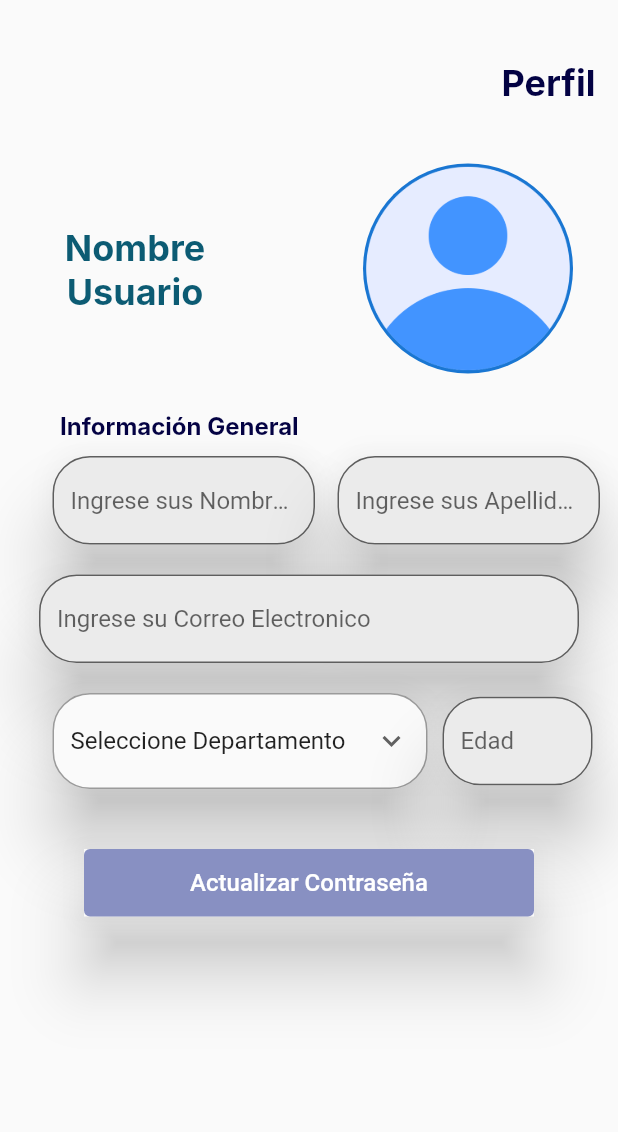
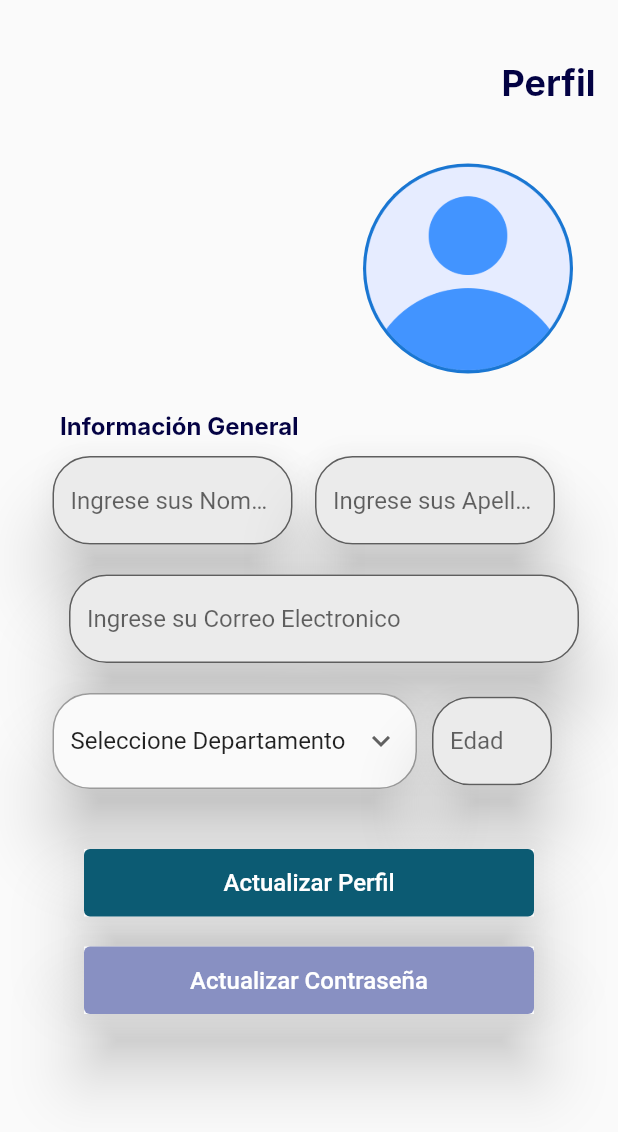
Before and after one commit to JulioOrtizUTEC/TuMundoMedico-Flutter, a Flutter app: the Perfil screen opened directly, on a phone screen of 412 x 824 dp. Shown: the top 1132 px of the screen. Run offline on Flutter 3.47's test engine with Material 2 defaults, Android fonts, the light colour scheme and no system bars; network calls fail; Roboto replaces fonts that are missing (Inter).

Commit message:
añadiendo logica de actualizar perfil

```diff
--- a/lib/src/perfil.dart
+++ b/lib/src/perfil.dart
@@ -1,7 +1,12 @@
+import 'dart:convert';
+
 import 'package:flutter/material.dart';
 import 'package:tumundomedico_flutter/main.dart';
 import 'package:tumundomedico_flutter/src/app.dart';
+import 'package:tumundomedico_flutter/src/menu.dart';
 import 'package:tumundomedico_flutter/src/recuperaContra.dart';
+import 'package:http/http.dart';
+import 'globals.dart' as globals;
 
 class Perfil extends StatefulWidget {
   const Perfil({super.key});
@@ -10,7 +15,72 @@ class Perfil extends StatefulWidget {
   State<Perfil> createState() => _PerfilState();
 }
 
+TextEditingController nombresController = TextEditingController();
+TextEditingController apellidosController = TextEditingController();
+TextEditingController correoController = TextEditingController();
+var _imagePath = "";
+var _departamento = "";
+TextEditingController edadController = TextEditingController();
+
 class _PerfilState extends State<Perfil> {
+
+  void initState() {
+    super.initState();
+    pedirDatos();
+}
+
+pedirDatos() async{
+    try{
+      var url = Uri.http("localhost", "/TuMundoMedicoService/usuarios.php", {"username":globals.user});
+      Response response = await get(url);
+      //Se hace una validación para saber si es una respuesta correcta
+      if(response.statusCode == 200){
+          // Se obtiene la respuesta, pero esta vez al recibir solo un string, se almacena en una variable.
+          final Map<String,dynamic> respuesta = await jsonDecode(response.body);
+          nombresController.text = respuesta["nombres_usu"];
+          apellidosController.text = respuesta["apellidos_usu"];
+          correoController.text = respuesta["correo_usu"];
+          edadController.text = respuesta["edad_usu"];
+        }else{
+          print("El usuario no existe");
+        }
+
+
+    }catch(e){
+      print(e.toString());
+    }
+}
+
+actualizarPerfil(String nombres, String apellidos, String correo, String departamento, String edad) async{
+  try{
+
+    var url = Uri.http("localhost", "/TuMundoMedicoService/usuarios.php", {"id":globals.idUser,"nombres_usu":nombres,"apellidos_usu":apellidos,"correo_usu":correo,"pais_departamento":departamento,"edad_usu":edad});
+    Response response = await put(url);
+
+    //Se hace una validación para saber si es una respuesta correcta
+    if(response.statusCode == 200){
+        // Se obtiene la respuesta, pero esta vez al recibir solo un string, se almacena en una variable.
+        var respuesta = await jsonDecode(response.body);
+        // Se verifica que la respuesta sea distinta de vacio
+        if(respuesta == "Usuario actualizado correctamente"){
+          nombresController.text = "";
+          apellidosController.text = "";
+          correoController.text = "";
+          edadController.text = "";
+          //se pasa a enviar al usuario a la pantalla de Login para iniciar sesión
+          Navigator.push(context,
+                          MaterialPageRoute(builder: (context) => Menu()));
+        }else{
+          print("Algo sucedio al actualizar la contrasenia");
+        }
+      }else{
+        print("El usuario no existe");
+      }
+  }catch(e){
+    print(e.toString());
+  }
+}
+
   // Initial Selected Value
   String dropdownvalue = 'Seleccione Departamento';
 
@@ -72,16 +142,25 @@ class _PerfilState extends State<Perfil> {
                 children: <Widget>[
                   Container(
                     width: 150,
-                    child: const Align(
+                    child: Align(
                       alignment: Alignment.centerLeft,
-                      child: Text('Nombre Usuario',
-                          style: TextStyle(
+                      child:
+                      Padding(
+                        padding: const EdgeInsets.only(
+                          left: 20,
+                          top: 0,
+                          right: 0,
+                          bottom: 0,
+                        ),
+                        child: Text('${globals.user}',
+                            style: const TextStyle(
                                 fontFamily: 'Inter',
                                 fontSize: 24,
                                 color: Color.fromARGB(255, 12, 91, 115),
                                 fontWeight: FontWeight.w700,
                                 height: 27 / 22),
                             textAlign: TextAlign.center),
+                      ),
                     ),
                   ),
                   const Expanded(
@@ -141,7 +220,7 @@ class _PerfilState extends State<Perfil> {
                   ),
                   //El textbox para ingresar el nombre
                   SizedBox(
-                    width: 175.0,
+                    width: 160.0,
                     //Sombre para el Textfield de nombre
                     child: Material(
                       elevation: 20.0,
@@ -149,7 +228,8 @@ class _PerfilState extends State<Perfil> {
                       borderRadius: BorderRadius.circular(25.0),
                       child:
                           //Textfield de nombre
-                          TextField(
+                          TextFormField(
+                          controller: nombresController,
                           enableInteractiveSelection: false,
                           decoration: InputDecoration(
                           filled: true,
@@ -166,7 +246,7 @@ class _PerfilState extends State<Perfil> {
                     width: 15.0,
                   ),
                   SizedBox(
-                    width: 175.0,
+                    width: 160.0,
                     //Sombre para el Textfield de usuario
                     child: Material(
                       elevation: 20.0,
@@ -174,7 +254,8 @@ class _PerfilState extends State<Perfil> {
                       borderRadius: BorderRadius.circular(25.0),
                       child:
                           //Textfield de usuario
-                          TextField(
+                          TextFormField(
+                          controller: apellidosController,
                           enableInteractiveSelection: false,
                           decoration: InputDecoration(
                           filled: true,
@@ -196,8 +277,15 @@ class _PerfilState extends State<Perfil> {
           ),
           Column(
             children: <Widget>[
-              SizedBox(
-                width: 360.0,
+              Padding(
+                padding: const EdgeInsets.only(
+                  left: 20,
+                  top: 0,
+                  right: 0,
+                  bottom: 0,
+                ),
+                child: SizedBox(
+                  width: 340.0,
                   //Sombre para el Textfield de usuario
                   child: Material(
                     elevation: 20.0,
@@ -205,7 +293,8 @@ class _PerfilState extends State<Perfil> {
                     borderRadius: BorderRadius.circular(25.0),
                     child:
                         //Textfield de usuario
-                      TextField(
+                        TextFormField(
+                        controller: correoController,
                         enableInteractiveSelection: false,
                         decoration: InputDecoration(
                         filled: true,
@@ -213,6 +302,7 @@ class _PerfilState extends State<Perfil> {
                         hintText: 'Ingrese su Correo Electronico',
                         border: OutlineInputBorder(
                           borderRadius: BorderRadius.circular(25.0),
+                        ),
                       ),
                     ),
                   ),
@@ -228,9 +318,9 @@ class _PerfilState extends State<Perfil> {
               Row(
                 children: <Widget>[
                   Padding(
-                    padding: EdgeInsets.fromLTRB(20, 0, 0, 0),
+                    padding: const EdgeInsets.fromLTRB(20, 0, 0, 0),
                     child: SizedBox(
-                      width: 250.0,
+                      width: 243.0,
                       //Sombre para el Textfield de usuario
                       child: Material(
                         elevation: 20.0,
@@ -258,7 +348,8 @@ class _PerfilState extends State<Perfil> {
                           // change button value to selected value
                           onChanged: (String? newValue) {
                             setState(() {
-                              dropdownvalue = newValue!;
+                              _departamento = newValue!;
+                              print(_departamento);
                             });
                           },
                         ),
@@ -269,7 +360,7 @@ class _PerfilState extends State<Perfil> {
                     width: 10.0,
                   ),
                   SizedBox(
-                    width: 100.0,
+                    width: 80.0,
                     //Sombre para el Textfield de usuario
                     child: Material(
                       elevation: 20.0,
@@ -277,7 +368,8 @@ class _PerfilState extends State<Perfil> {
                       borderRadius: BorderRadius.circular(25.0),
                       child:
                           //Textfield de usuario
-                          TextField(
+                          TextFormField(
+                          controller: edadController,
                           enableInteractiveSelection: false,
                           decoration: InputDecoration(
                           filled: true,
@@ -296,6 +388,42 @@ class _PerfilState extends State<Perfil> {
           ),
           const SizedBox(
             height: 40.0,
+          ),
+          Column(
+            children: <Widget>[
+              //Boton de Registrarse
+              SizedBox(
+                height: 45,
+                width: 300,
+                child: Material(
+                  elevation: 20.0,
+                  shadowColor: Colors.black,
+                  child: TextButton(
+                    onPressed: () {
+                      if(nombresController.text.toString() != "" || apellidosController.text.toString() != "" || correoController.text.toString() != "" || _departamento != "" || edadController.text.toString() != ""){
+                        actualizarPerfil(nombresController.text.toString(), apellidosController.text.toString(), correoController.text.toString(), _departamento, edadController.text.toString());
+                      }else{
+                        print("Actualiza por lo menos 1 campo");
+                      }
+                    },
+                    style: ButtonStyle(
+                      backgroundColor: MaterialStateProperty.all(
+                          const Color.fromARGB(255, 12, 91, 115)),
+                    ),
+                    child: const Text(
+                      'Actualizar Perfil',
+                      style: TextStyle(
+                        color: Colors.white,
+                        fontSize: 16,
+                      ),
+                    ),
+                  ),
+                ),
+              ),
+            ],
+          ),
+          const SizedBox(
+            height: 20.0,
           ),
           Column(
             children: <Widget>[
--- a/lib/src/recuperaContra.dart
+++ b/lib/src/recuperaContra.dart
@@ -23,7 +23,6 @@ actualizarContrasenia(String contrasenia) async{
   try{
 
     var url = Uri.http("localhost", "/TuMundoMedicoService/usuarios.php", {"id":globals.idUser,"contrasenia":contrasenia});
-    print(url);
     Response response = await put(url);
 
     //Se hace una validación para saber si es una respuesta correcta
--- a/pubspec.yaml
+++ b/pubspec.yaml
@@ -30,11 +30,15 @@ environment:
 dependencies:
   flutter:
     sdk: flutter
+  camera:
+  path_provider:
+  image_picker:
 
 
   # The following adds the Cupertino Icons font to your application.
   # Use with the CupertinoIcons class for iOS style icons.
   cupertino_icons: ^1.0.2
+  http: ^1.1.0
 
 dev_dependencies:
   flutter_test:
```
Lines whose indentation alone changed are shown as unchanged.
